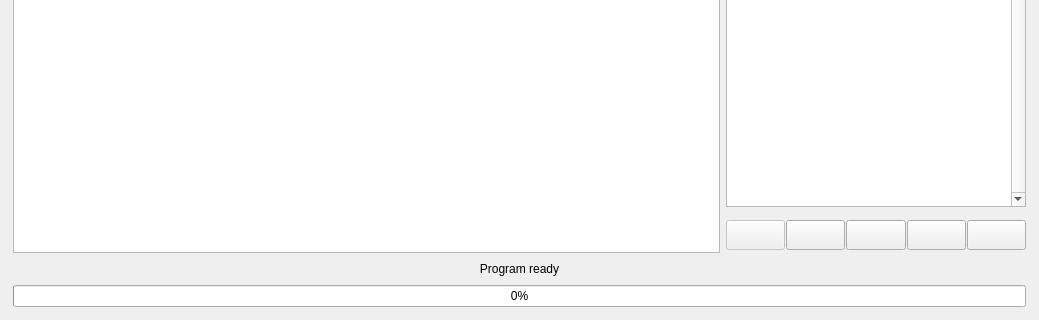
The window that gui/definitions/ui/nucdetect.ui (SilMon/NucDetect) describes before a commit, drawn with Qt 5; both pictures show x 0 to 1039 and y 480 to 800 of the 1039 by 800 pixel window.
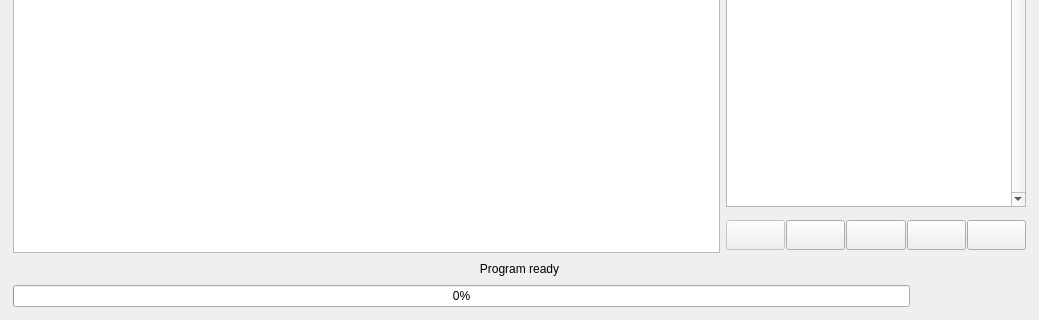
The same window after the commit. Icons and pictures are not drawn.

Diff of the .ui file:
```diff
--- a/gui/definitions/ui/nucdetect.ui
+++ b/gui/definitions/ui/nucdetect.ui
@@ -525,6 +525,8 @@
      </widget>
     </item>
     <item>
+     <layout class="QHBoxLayout" name="hl_progress">
+      <item>
      <widget class="QProgressBar" name="prg_bar">
       <property name="toolTip">
        <string>Shows the progress of the current task</string>
@@ -536,6 +538,27 @@
        <set>Qt::AlignCenter</set>
       </property>
      </widget>
+      </item>
+      <item>
+       <widget class="QLabel" name="lbl_eta">
+        <property name="minimumSize">
+         <size>
+          <width>110</width>
+          <height>20</height>
+         </size>
+        </property>
+        <property name="toolTip">
+         <string>Estimated time until the running analysis finishes. Counts down once a second and jumps when a newly analysed image changes the estimate</string>
+        </property>
+        <property name="text">
+         <string/>
+        </property>
+        <property name="alignment">
+         <set>Qt::AlignCenter</set>
+        </property>
+       </widget>
+      </item>
+     </layout>
     </item>
    </layout>
   </widget>
```
Lines whose indentation alone changed are shown as unchanged.
